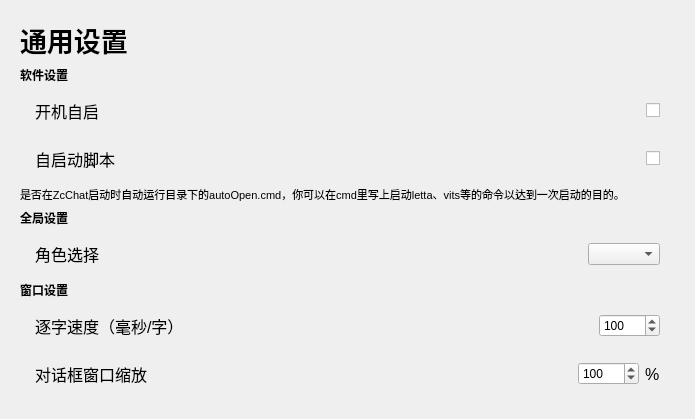
Qt form mianwindow_uichild/setting_general.ui (Zao-chen/ZcChat) before a commit.
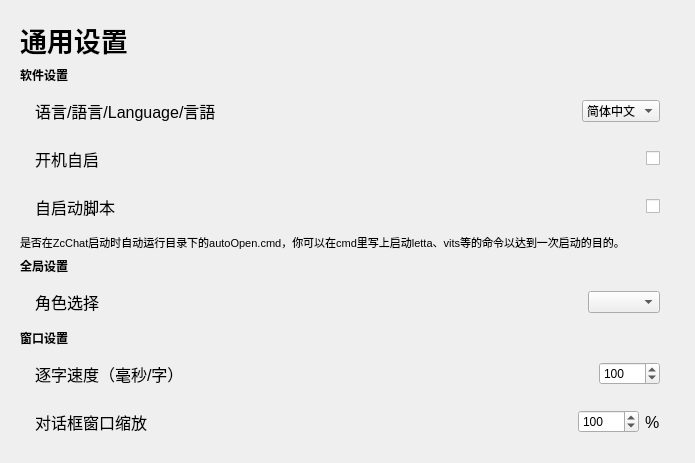
The same form after that commit. Custom widgets are drawn as their Qt base class.

Commit message: [feat] Multi language interface testing.Part 1

What changed in the file:
```diff
--- a/mianwindow_uichild/setting_general.ui
+++ b/mianwindow_uichild/setting_general.ui
@@ -13,7 +13,7 @@
   <property name="windowTitle">
    <string>Form</string>
   </property>
-  <layout class="QVBoxLayout" name="verticalLayout" stretch="0,0,0,0,0,0,0,0,0,0,1">
+  <layout class="QVBoxLayout" name="verticalLayout" stretch="0,0,0,0,0,0,0,0,0,0,0,0,1">
    <property name="leftMargin">
     <number>20</number>
    </property>
@@ -52,6 +52,54 @@
      </property>
     </widget>
    </item>
+   <item>
+    <widget class="ElaScrollPageArea" name="widget_10" native="true">
+     <layout class="QHBoxLayout" name="horizontalLayout_14" stretch="2,0">
+      <property name="leftMargin">
+       <number>15</number>
+      </property>
+      <property name="rightMargin">
+       <number>15</number>
+      </property>
+      <item>
+       <widget class="ElaText" name="label_21">
+        <property name="font">
+         <font>
+          <pointsize>12</pointsize>
+         </font>
+        </property>
+        <property name="text">
+         <string>语言/語言/Language/言語</string>
+        </property>
+       </widget>
+      </item>
+      <item>
+       <widget class="ElaComboBox" name="comboBox_lan">
+        <item>
+         <property name="text">
+          <string>简体中文</string>
+         </property>
+        </item>
+        <item>
+         <property name="text">
+          <string>繁體中文</string>
+         </property>
+        </item>
+        <item>
+         <property name="text">
+          <string>English</string>
+         </property>
+        </item>
+        <item>
+         <property name="text">
+          <string>日本語</string>
+         </property>
+        </item>
+       </widget>
+      </item>
+     </layout>
+    </widget>
+   </item>
    <item>
     <widget class="ElaScrollPageArea" name="widget_19" native="true">
      <layout class="QHBoxLayout" name="horizontalLayout_20">
@@ -307,6 +355,19 @@
      </layout>
     </widget>
    </item>
+   <item>
+    <spacer name="verticalSpacer">
+     <property name="orientation">
+      <enum>Qt::Orientation::Vertical</enum>
+     </property>
+     <property name="sizeHint" stdset="0">
+      <size>
+       <width>20</width>
+       <height>40</height>
+      </size>
+     </property>
+    </spacer>
+   </item>
    <item>
     <spacer name="verticalSpacer_5">
      <property name="orientation">
```
The commit also changes 18 other files.
